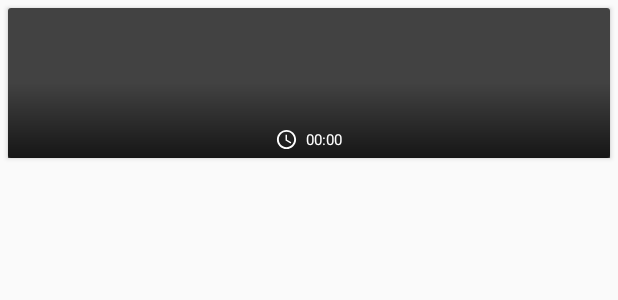
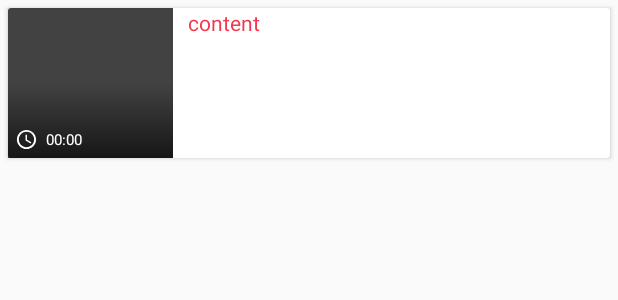
Before and after one commit to wenwenwen888/TikTokVideoDownloader, an Android app: the layout video_item.xml on its own in the app's theme, with its tools: preview values and no code run, on a phone screen of 412 x 824 dp. Shown: the top 300 px of the screen. Run offline under Robolectric (Android 15) with nearby library versions, the phone set to English and light mode, and no system bars.

```diff
--- a/app/src/main/java/com/nbtech/testtiktokvideodownloader/tasks/downloadVideo.java
+++ b/app/src/main/java/com/nbtech/testtiktokvideodownloader/tasks/downloadVideo.java
@@ -216,13 +216,12 @@ public class downloadVideo {
                 pd.dismiss();
             }
             String URL = result.body().toString().replace("<body>", "").replace("</body>", "");
-            JSONObject jsonObject = null;
+            JSONObject jsonObject;
             try {
                 jsonObject = new JSONObject(URL);
                 String URLs = jsonObject.getJSONObject("aweme_detail").getJSONObject("video").getJSONObject("play_addr").getJSONArray("url_list").getString(0);
 
                 new downloadFile().Downloading(Mcontext, URLs, Title, ".mp4");
-// iUtils.ShowToast(Mcontext,URLs);
 
             } catch (JSONException err) {
                 Log.d("Error", err.toString());
--- a/app/src/main/java/com/nbtech/testtiktokvideodownloader/utils/iUtils.java
+++ b/app/src/main/java/com/nbtech/testtiktokvideodownloader/utils/iUtils.java
@@ -1,4 +1,6 @@
 package com.nbtech.testtiktokvideodownloader.utils;
+
+import static com.nbtech.testtiktokvideodownloader.utils.Constants.PREF_APPNAME;
 
 import android.content.Context;
 import android.content.SharedPreferences;
@@ -14,8 +16,6 @@ import android.widget.Toast;
 
 import java.net.URL;
 import java.util.regex.Pattern;
-
-import static com.nbtech.testtiktokvideodownloader.utils.Constants.*;
 
 public class iUtils  {
     //private InterstitialAd interstitialAd;
@@ -68,7 +68,6 @@ public class iUtils  {
         return pref.getBoolean(url, false);
     }
     public static void  ShowToast(Context context , String str){
-
         Toast.makeText(context,str,Toast.LENGTH_SHORT).show();
     }
     public static boolean checkURL(CharSequence input) {
--- a/app/src/main/res/layout/video_item.xml
+++ b/app/src/main/res/layout/video_item.xml
@@ -1,22 +1,110 @@
 <?xml version="1.0" encoding="utf-8"?>
-<RelativeLayout android:layout_width="fill_parent" android:layout_height="wrap_content" xmlns:card_view="http://schemas.android.com/apk/res-auto"
-                xmlns:android="http://schemas.android.com/apk/res/android">
-    <FrameLayout android:id="@+id/frameLayout" android:layout_width="fill_parent" android:layout_height="wrap_content" android:layout_alignParentTop="true">
-        <FrameLayout android:layout_width="fill_parent" android:layout_height="wrap_content">
-            <android.support.v7.widget.CardView android:id="@id/card_view" android:layout_width="fill_parent" android:layout_height="wrap_content" android:layout_margin="5.0dip" card_view:cardCornerRadius="2.0dip">
-                <LinearLayout android:orientation="vertical" android:background="@color/cardview_dark_background" android:layout_width="fill_parent" android:layout_height="wrap_content">
-                    <ImageView android:layout_gravity="center" android:id="@+id/media_img_bck" android:layout_width="110.0dip" android:layout_height="100.0dip" android:scaleType="centerCrop" />
+<RelativeLayout xmlns:android="http://schemas.android.com/apk/res/android"
+    xmlns:card_view="http://schemas.android.com/apk/res-auto"
+    xmlns:tools="http://schemas.android.com/tools"
+    android:layout_width="fill_parent"
+    android:layout_height="wrap_content">
+
+    <FrameLayout
+        android:id="@+id/frameLayout"
+        android:layout_width="fill_parent"
+        android:layout_height="wrap_content"
+        android:layout_alignParentTop="true">
+
+        <FrameLayout
+            android:layout_width="fill_parent"
+            android:layout_height="wrap_content">
+
+            <android.support.v7.widget.CardView
+                android:id="@id/card_view"
+                android:layout_width="fill_parent"
+                android:layout_height="wrap_content"
+                android:layout_margin="5.0dip"
+                card_view:cardCornerRadius="2.0dip">
+
+                <LinearLayout
+                    android:layout_width="match_parent"
+                    android:layout_height="wrap_content">
+
+                    <LinearLayout
+                        android:layout_width="wrap_content"
+                        android:layout_height="wrap_content"
+                        android:background="@color/cardview_dark_background"
+                        android:orientation="vertical">
+
+                        <ImageView
+                            android:id="@+id/media_img_bck"
+                            android:layout_width="110.0dip"
+                            android:layout_height="100.0dip"
+                            android:layout_gravity="center"
+                            android:scaleType="centerCrop" />
+                    </LinearLayout>
+
+                    <TextView
+                        android:id="@+id/tvTitle"
+                        android:layout_width="match_parent"
+                        android:layout_height="wrap_content"
+                        android:layout_marginLeft="10dp"
+                        android:layout_marginRight="10dp"
+                        android:textColor="@color/colorAccent"
+                        android:textSize="14sp"
+                        tools:text="content" />
+
                 </LinearLayout>
             </android.support.v7.widget.CardView>
         </FrameLayout>
-        <View android:background="@drawable/gradient" android:layout_width="fill_parent" android:layout_height="100.0dip" android:layout_margin="5.0dip" />
+
+        <View
+            android:layout_width="110.0dip"
+            android:layout_height="100.0dip"
+            android:layout_margin="5.0dip"
+            android:background="@drawable/gradient" />
     </FrameLayout>
-    <View android:id="@+id/vCheckBackColor" android:background="@android:color/white" android:visibility="gone" android:layout_width="15.0dip" android:layout_height="15.0dip" android:layout_margin="18.0dip" />
-    <CheckBox android:id="@+id/chkVideoSelected" android:focusable="false" android:focusableInTouchMode="false" android:visibility="gone" android:clickable="false" android:layout_width="wrap_content" android:layout_height="wrap_content" android:layout_margin="10.0dip" android:checked="true" />
-    <RelativeLayout android:layout_width="wrap_content" android:layout_height="wrap_content" android:layout_marginBottom="10.0dip" android:layout_alignBottom="@id/frameLayout" android:layout_centerHorizontal="true">
-        <LinearLayout android:gravity="center" android:layout_width="wrap_content" android:layout_height="wrap_content" android:layout_centerInParent="true">
-            <ImageView android:layout_width="15.0dip" android:layout_height="15.0dip" android:src="@drawable/ic_duration_24dp" />
-            <TextView android:textSize="10.0sp" android:textColor="@android:color/white" android:id="@+id/tvDuration" android:paddingLeft="5.0dip" android:layout_width="wrap_content" android:layout_height="wrap_content" android:text="00:00" />
+
+    <View
+        android:id="@+id/vCheckBackColor"
+        android:layout_width="15.0dip"
+        android:layout_height="15.0dip"
+        android:layout_margin="18.0dip"
+        android:background="@android:color/white"
+        android:visibility="gone" />
+
+    <CheckBox
+        android:id="@+id/chkVideoSelected"
+        android:layout_width="wrap_content"
+        android:layout_height="wrap_content"
+        android:layout_margin="10.0dip"
+        android:checked="true"
+        android:clickable="false"
+        android:focusable="false"
+        android:focusableInTouchMode="false"
+        android:visibility="gone" />
+
+    <RelativeLayout
+        android:layout_width="wrap_content"
+        android:layout_height="wrap_content"
+        android:layout_alignBottom="@id/frameLayout"
+        android:layout_marginLeft="10dp"
+        android:layout_marginBottom="10.0dip">
+
+        <LinearLayout
+            android:layout_width="wrap_content"
+            android:layout_height="wrap_content"
+            android:gravity="center">
+
+            <ImageView
+                android:layout_width="15.0dip"
+                android:layout_height="15.0dip"
+                android:src="@drawable/ic_duration_24dp" />
+
+            <TextView
+                android:id="@+id/tvDuration"
+                android:layout_width="wrap_content"
+                android:layout_height="wrap_content"
+                android:paddingLeft="5.0dip"
+                android:text="00:00"
+                android:textColor="@android:color/white"
+                android:textSize="10.0sp" />
         </LinearLayout>
     </RelativeLayout>
 </RelativeLayout>
```
Also changed, not shown: app/src/main/java/com/nbtech/testtiktokvideodownloader/adapters/Adapter_VideoFolder.java (+55 -51 lines), app/src/main/java/com/nbtech/testtiktokvideodownloader/gallery.kt (+37 -35 lines), app/src/main/java/com/nbtech/testtiktokvideodownloader/models/Model_Video.java (+19 -8 lines), app/src/main/java/com/nbtech/testtiktokvideodownloader/utils/ClipboardUtils.kt (added, +46 -0 lines).
